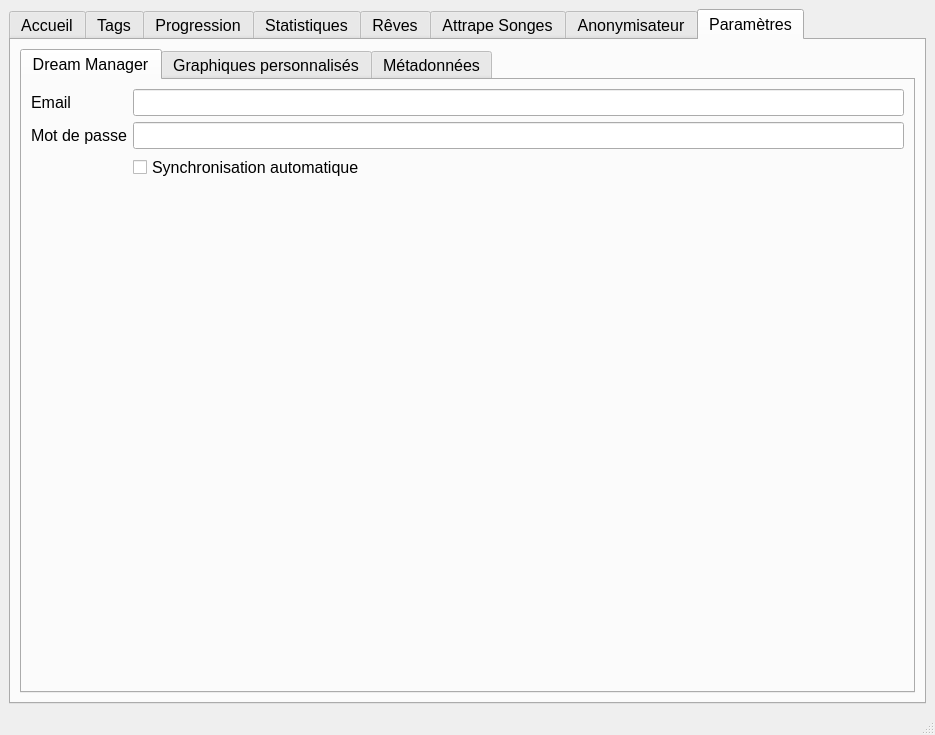
Old version of the form src/ui/main_window.ui in the repository estebanthi/DreamsAnalyzer.
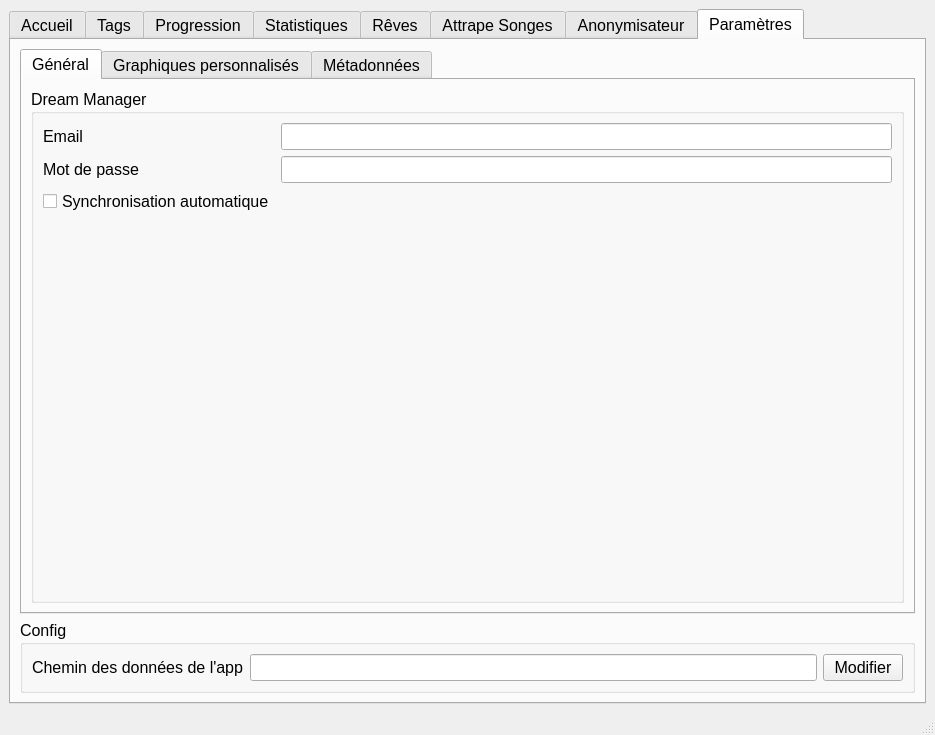
New version of the form. The open tabs and pages were chosen to show the change. Icons and pictures are not drawn. Custom widgets are drawn as their Qt base class.

```diff
--- a/src/ui/main_window.ui
+++ b/src/ui/main_window.ui
@@ -934,10 +934,16 @@
           </property>
           <widget class="QWidget" name="tab_6">
            <attribute name="title">
-            <string>Dream Manager</string>
+            <string>Général</string>
            </attribute>
            <layout class="QHBoxLayout" name="horizontalLayout_18">
             <item>
+             <layout class="QVBoxLayout" name="verticalLayout_14">
+              <item>
+               <widget class="QGroupBox" name="groupBox_10">
+                <property name="title">
+                 <string>Dream Manager</string>
+                </property>
              <layout class="QFormLayout" name="formLayout">
               <item row="0" column="0">
                <widget class="QLabel" name="label_5">
@@ -963,7 +969,7 @@
                 </property>
                </widget>
               </item>
-              <item row="2" column="1">
+                 <item row="2" column="0">
                <widget class="QCheckBox" name="autosyncCheckBox">
                 <property name="text">
                  <string>Synchronisation automatique</string>
@@ -971,6 +977,9 @@
                </widget>
               </item>
              </layout>
+               </widget>
+              </item>
+             </layout>
             </item>
            </layout>
           </widget>
@@ -1088,6 +1097,36 @@
           </widget>
          </widget>
         </item>
+        <item>
+         <widget class="QGroupBox" name="groupBox_13">
+          <property name="title">
+           <string>Config</string>
+          </property>
+          <layout class="QVBoxLayout" name="verticalLayout_15">
+           <item>
+            <layout class="QHBoxLayout" name="horizontalLayout_21">
+             <item>
+              <widget class="QLabel" name="label_24">
+               <property name="text">
+                <string>Chemin des données de l'app</string>
+               </property>
+              </widget>
+             </item>
+             <item>
+              <widget class="QLineEdit" name="dataPathnameEdit"/>
+             </item>
+             <item>
+              <widget class="QPushButton" name="modifyDataPathname">
+               <property name="text">
+                <string>Modifier</string>
+               </property>
+              </widget>
+             </item>
+            </layout>
+           </item>
+          </layout>
+         </widget>
+        </item>
        </layout>
       </widget>
      </widget>
```
Left out of the diff: 20 changed lines with no effect on the pictures. Lines whose indentation alone changed are shown as unchanged.
